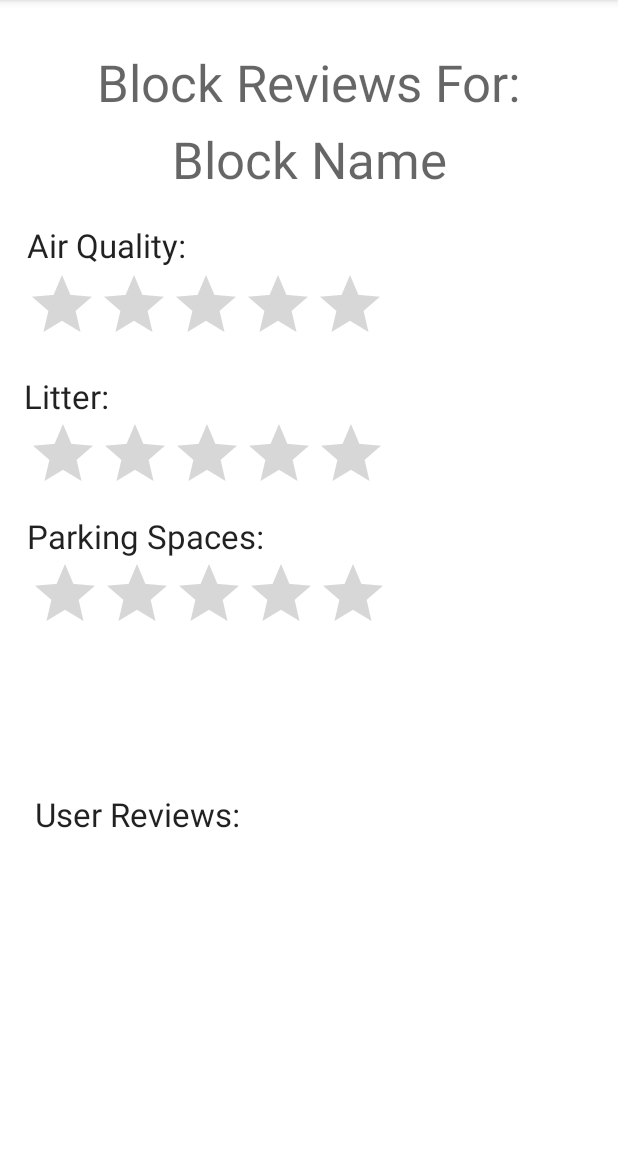
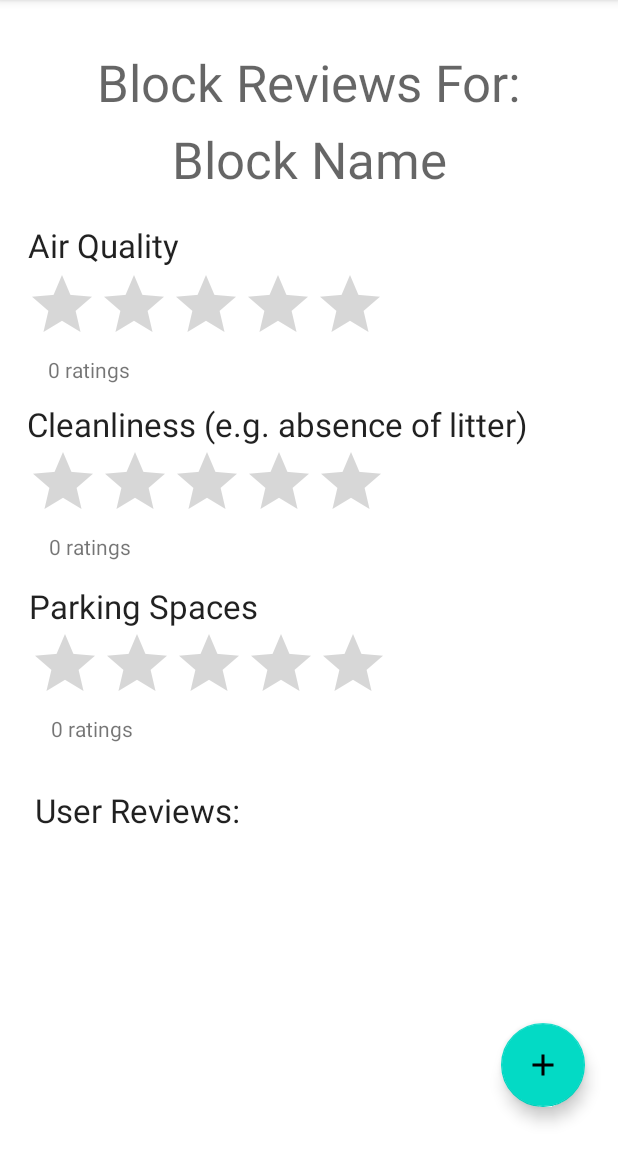
Before and after one commit to ericfesta2/cmsc436-blockassessmentsurvey, an Android app: the ViewReviewsActivity screen opened directly, with no data from a screen before it, on a phone screen of 412 x 824 dp, the part 84-1236 px from its top. Run offline under Robolectric (Android 15) with nearby library versions, the phone set to English and light mode, and no system bars.

Commit message:
Added floating action button for new reviews and labels to show the number of ratings for each category

```diff
--- a/app/src/main/java/com/example/blockassessmentsurvey/ViewReviewsActivity.kt
+++ b/app/src/main/java/com/example/blockassessmentsurvey/ViewReviewsActivity.kt
@@ -1,12 +1,21 @@
 package com.example.blockassessmentsurvey
 
+import android.content.Intent
 import android.os.Bundle
 import androidx.appcompat.app.AppCompatActivity
+import com.google.android.material.floatingactionbutton.FloatingActionButton
 
 class ViewReviewsActivity : AppCompatActivity() {
     override fun onCreate(savedInstanceState: Bundle?) {
         super.onCreate(savedInstanceState)
         setContentView(R.layout.page_review)
 
+        findViewById<FloatingActionButton>(R.id.addReviewButton).setOnClickListener() {
+            val newReviewIntent = Intent(this, ReviewActivity::class.java)
+
+            newReviewIntent.resolveActivity(packageManager)?.let {
+                startActivity(newReviewIntent)
+            }
+        }
     }
 }
--- /dev/null
+++ b/app/src/main/res/drawable/ic_baseline_add_36.xml
@@ -0,0 +1,5 @@
+<vector android:height="36dp" android:tint="?attr/colorControlNormal"
+    android:viewportHeight="24" android:viewportWidth="24"
+    android:width="36dp" xmlns:android="http://schemas.android.com/apk/res/android">
+    <path android:fillColor="@android:color/white" android:pathData="M19,13h-6v6h-2v-6H5v-2h6V5h2v6h6v2z"/>
+</vector>
--- a/app/src/main/res/layout/page_review.xml
+++ b/app/src/main/res/layout/page_review.xml
@@ -6,75 +6,25 @@
     android:layout_width="match_parent"
     android:layout_height="match_parent">
 
-    <RatingBar
-        android:id="@+id/ratingBar9"
+    <ScrollView
+        android:layout_width="match_parent"
+        android:layout_height="match_parent">
+
+        <androidx.constraintlayout.widget.ConstraintLayout
+            android:layout_height="match_parent"
+            android:layout_width="match_parent">
+
+            <TextView
+                android:id="@+id/textView4"
                 android:layout_width="wrap_content"
                 android:layout_height="wrap_content"
-        android:isIndicator="true"
-        app:layout_constraintBottom_toBottomOf="@+id/view5"
-        app:layout_constraintEnd_toEndOf="@+id/view5"
-        app:layout_constraintStart_toStartOf="@+id/view5" />
-
-    <TextView
-        android:id="@+id/litterText2"
-        android:layout_width="wrap_content"
-        android:layout_height="wrap_content"
-        android:text="Parking Spaces:"
-        android:textAppearance="@style/TextAppearance.AppCompat.Large"
-        app:layout_constraintBottom_toTopOf="@+id/ratingBar9"
-        app:layout_constraintEnd_toEndOf="@+id/view5"
-        app:layout_constraintHorizontal_bias="0.152"
-        app:layout_constraintStart_toStartOf="@+id/view5" />
-
-    <View
-        android:id="@+id/view5"
-        android:layout_width="278dp"
-        android:layout_height="93dp"
+                android:layout_marginTop="32dp"
+                android:text="Block Reviews For:"
+                android:textAppearance="@style/TextAppearance.AppCompat.Display1"
                 app:layout_constraintEnd_toEndOf="parent"
-        app:layout_constraintHorizontal_bias="0.0"
+                app:layout_constraintHorizontal_bias="0.498"
                 app:layout_constraintStart_toStartOf="parent"
-        app:layout_constraintTop_toBottomOf="@+id/view4" />
-
-    <TextView
-        android:id="@+id/litterText"
-        android:layout_width="wrap_content"
-        android:layout_height="wrap_content"
-        android:text="Litter:"
-        android:textAppearance="@style/TextAppearance.AppCompat.Large"
-        app:layout_constraintBottom_toTopOf="@+id/ratingBar8"
-        app:layout_constraintEnd_toEndOf="@+id/view4"
-        app:layout_constraintHorizontal_bias="0.072"
-        app:layout_constraintStart_toStartOf="@+id/view4" />
-
-    <View
-        android:id="@+id/view4"
-        android:layout_width="276dp"
-        android:layout_height="99dp"
-        app:layout_constraintEnd_toEndOf="parent"
-        app:layout_constraintHorizontal_bias="0.0"
-        app:layout_constraintStart_toStartOf="parent"
-        app:layout_constraintTop_toBottomOf="@+id/view" />
-
-    <RatingBar
-        android:id="@+id/ratingBar8"
-        android:layout_width="wrap_content"
-        android:layout_height="wrap_content"
-        android:isIndicator="true"
-        app:layout_constraintBottom_toBottomOf="@+id/view4"
-        app:layout_constraintEnd_toEndOf="@+id/view4"
-        app:layout_constraintStart_toStartOf="@+id/view4" />
-
-    <TextView
-        android:id="@+id/airQualityText2"
-        android:layout_width="wrap_content"
-        android:layout_height="wrap_content"
-        android:layout_marginTop="12dp"
-        android:text="Air Quality:"
-        android:textAppearance="@style/TextAppearance.AppCompat.Large"
-        app:layout_constraintEnd_toEndOf="@+id/view"
-        app:layout_constraintHorizontal_bias="0.107"
-        app:layout_constraintStart_toStartOf="@+id/view"
-        app:layout_constraintTop_toTopOf="@+id/view" />
+                app:layout_constraintTop_toTopOf="parent" />
 
             <TextView
                 android:id="@+id/blockName"
@@ -88,16 +38,16 @@
                 app:layout_constraintTop_toBottomOf="@+id/textView4" />
 
             <TextView
-        android:id="@+id/textView4"
+                android:id="@+id/airQualityText2"
                 android:layout_width="wrap_content"
                 android:layout_height="wrap_content"
-        android:layout_marginTop="32dp"
-        android:text="Block Reviews For:"
-        android:textAppearance="@style/TextAppearance.AppCompat.Display1"
-        app:layout_constraintEnd_toEndOf="parent"
-        app:layout_constraintHorizontal_bias="0.498"
-        app:layout_constraintStart_toStartOf="parent"
-        app:layout_constraintTop_toTopOf="parent" />
+                android:layout_marginTop="12dp"
+                android:text="@string/rating_dimension_1"
+                android:textAppearance="@style/TextAppearance.AppCompat.Large"
+                app:layout_constraintEnd_toEndOf="@+id/view"
+                app:layout_constraintHorizontal_bias="0.107"
+                app:layout_constraintStart_toStartOf="@+id/view"
+                app:layout_constraintTop_toTopOf="@+id/view" />
 
             <RatingBar
                 android:id="@+id/ratingBar7"
@@ -107,6 +57,95 @@
                 app:layout_constraintBottom_toBottomOf="@+id/view"
                 app:layout_constraintEnd_toEndOf="@+id/view"
                 app:layout_constraintStart_toStartOf="@+id/view" />
+
+            <TextView
+                android:id="@+id/numReviewsText_1"
+                android:layout_width="wrap_content"
+                android:layout_height="wrap_content"
+                android:text="0 ratings"
+                app:layout_constraintEnd_toEndOf="parent"
+                app:layout_constraintHorizontal_bias="0.044"
+                app:layout_constraintStart_toStartOf="@id/ratingBar7"
+                app:layout_constraintTop_toBottomOf="@+id/ratingBar7" />
+
+            <TextView
+                android:id="@+id/litterText"
+                android:layout_width="wrap_content"
+                android:layout_height="wrap_content"
+                android:text="@string/rating_dimension_2"
+                android:textAppearance="@style/TextAppearance.AppCompat.Large"
+                android:layout_marginTop="30dp"
+                app:layout_constraintTop_toBottomOf="@id/numReviewsText_1"
+                app:layout_constraintBottom_toTopOf="@+id/ratingBar8"
+                app:layout_constraintStart_toStartOf="@+id/ratingBar8" />
+
+            <RatingBar
+                android:id="@+id/ratingBar8"
+                android:layout_width="wrap_content"
+                android:layout_height="wrap_content"
+                android:isIndicator="true"
+                app:layout_constraintTop_toBottomOf="@id/litterText"
+                app:layout_constraintBottom_toBottomOf="@+id/view4"
+                app:layout_constraintEnd_toEndOf="@+id/view4"
+                app:layout_constraintStart_toStartOf="@+id/view4" />
+
+            <TextView
+                android:id="@+id/numReviewsText_2"
+                android:layout_width="wrap_content"
+                android:layout_height="wrap_content"
+                android:text="0 ratings"
+                app:layout_constraintEnd_toEndOf="parent"
+                app:layout_constraintHorizontal_bias="0.044"
+                app:layout_constraintStart_toStartOf="@id/ratingBar8"
+                app:layout_constraintTop_toBottomOf="@+id/ratingBar8" />
+
+            <View
+                android:id="@+id/view4"
+                android:layout_width="276dp"
+                android:layout_height="99dp"
+                app:layout_constraintEnd_toEndOf="parent"
+                app:layout_constraintHorizontal_bias="0.0"
+                app:layout_constraintStart_toStartOf="parent"
+                app:layout_constraintTop_toBottomOf="@+id/view" />
+
+            <TextView
+                android:id="@+id/litterText2"
+                android:layout_width="wrap_content"
+                android:layout_height="wrap_content"
+                android:text="@string/rating_dimension_3"
+                android:textAppearance="@style/TextAppearance.AppCompat.Large"
+                android:layout_marginTop="15dp"
+                app:layout_constraintTop_toBottomOf="@+id/numReviewsText_2"
+                app:layout_constraintBottom_toTopOf="@+id/ratingBar9"
+                app:layout_constraintStart_toStartOf="@+id/ratingBar9" />
+
+            <RatingBar
+                android:id="@+id/ratingBar9"
+                android:layout_width="wrap_content"
+                android:layout_height="wrap_content"
+                android:isIndicator="true"
+                app:layout_constraintTop_toBottomOf="@id/litterText2"
+                app:layout_constraintEnd_toEndOf="@+id/view5"
+                app:layout_constraintStart_toStartOf="@+id/view5" />
+
+            <TextView
+                android:id="@+id/numReviewsText_3"
+                android:layout_width="wrap_content"
+                android:layout_height="wrap_content"
+                android:text="0 ratings"
+                app:layout_constraintEnd_toEndOf="parent"
+                app:layout_constraintHorizontal_bias="0.044"
+                app:layout_constraintStart_toStartOf="@id/ratingBar9"
+                app:layout_constraintTop_toBottomOf="@+id/ratingBar9" />
+
+            <View
+                android:id="@+id/view5"
+                android:layout_width="278dp"
+                android:layout_height="93dp"
+                app:layout_constraintEnd_toEndOf="parent"
+                app:layout_constraintHorizontal_bias="0.0"
+                app:layout_constraintStart_toStartOf="parent"
+                app:layout_constraintTop_toBottomOf="@+id/view4" />
 
             <View
                 android:id="@+id/view"
@@ -131,11 +170,27 @@
                 android:layout_width="wrap_content"
                 android:layout_height="wrap_content"
                 android:layout_marginStart="4dp"
+                android:layout_marginTop="30dp"
                 android:text="User Reviews:"
                 android:textAppearance="@style/TextAppearance.AppCompat.Large"
                 app:layout_constraintBottom_toTopOf="@+id/reviewsList"
                 app:layout_constraintStart_toStartOf="@+id/reviewsList"
-        app:layout_constraintTop_toBottomOf="@+id/ratingBar9"
+                app:layout_constraintTop_toBottomOf="@+id/numReviewsText_3"
                 app:layout_constraintVertical_bias="0.904" />
 
         </androidx.constraintlayout.widget.ConstraintLayout>
+
+    </ScrollView>
+
+    <com.google.android.material.floatingactionbutton.FloatingActionButton
+        android:id="@+id/addReviewButton"
+        android:layout_width="wrap_content"
+        android:layout_height="wrap_content"
+        android:clickable="true"
+        app:srcCompat="@drawable/ic_baseline_add_36"
+        app:layout_constraintEnd_toEndOf="parent"
+        app:layout_constraintBottom_toBottomOf="parent"
+        android:layout_marginBottom="30dp"
+        android:layout_marginRight="22dp" />
+
+</androidx.constraintlayout.widget.ConstraintLayout>
--- a/app/src/main/res/values/strings.xml
+++ b/app/src/main/res/values/strings.xml
@@ -1,3 +1,6 @@
 <resources>
     <string name="app_name">Block Assessment Survey</string>
+    <string name="rating_dimension_1">Air Quality</string>
+    <string name="rating_dimension_2">Cleanliness (e.g. absence of litter)</string>
+    <string name="rating_dimension_3">Parking Spaces</string>
 </resources>
--- a/build.gradle
+++ b/build.gradle
@@ -6,7 +6,7 @@ buildscript {
         jcenter()
     }
     dependencies {
-        classpath "com.android.tools.build:gradle:4.1.0"
+        classpath 'com.android.tools.build:gradle:4.1.1'
         classpath "org.jetbrains.kotlin:kotlin-gradle-plugin:$kotlin_version"
 
         // NOTE: Do not place your application dependencies here; they belong
```
Also changed, not shown: app/src/main/java/com/example/blockassessmentsurvey/MainActivity.kt (+3 -4 lines), app/src/main/res/layout/activity_main.xml (+4 -4 lines), app/src/main/res/layout/review_page.xml (+60 -48 lines). Lines whose indentation alone changed are shown as unchanged.
